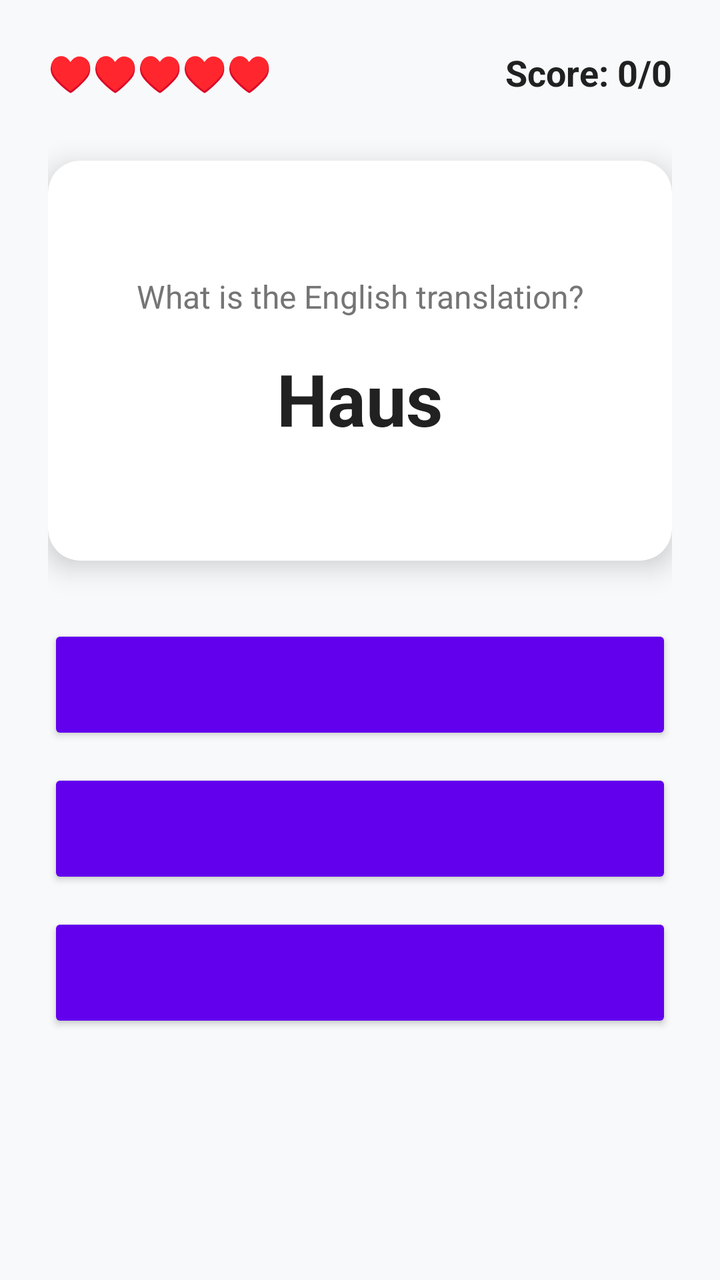
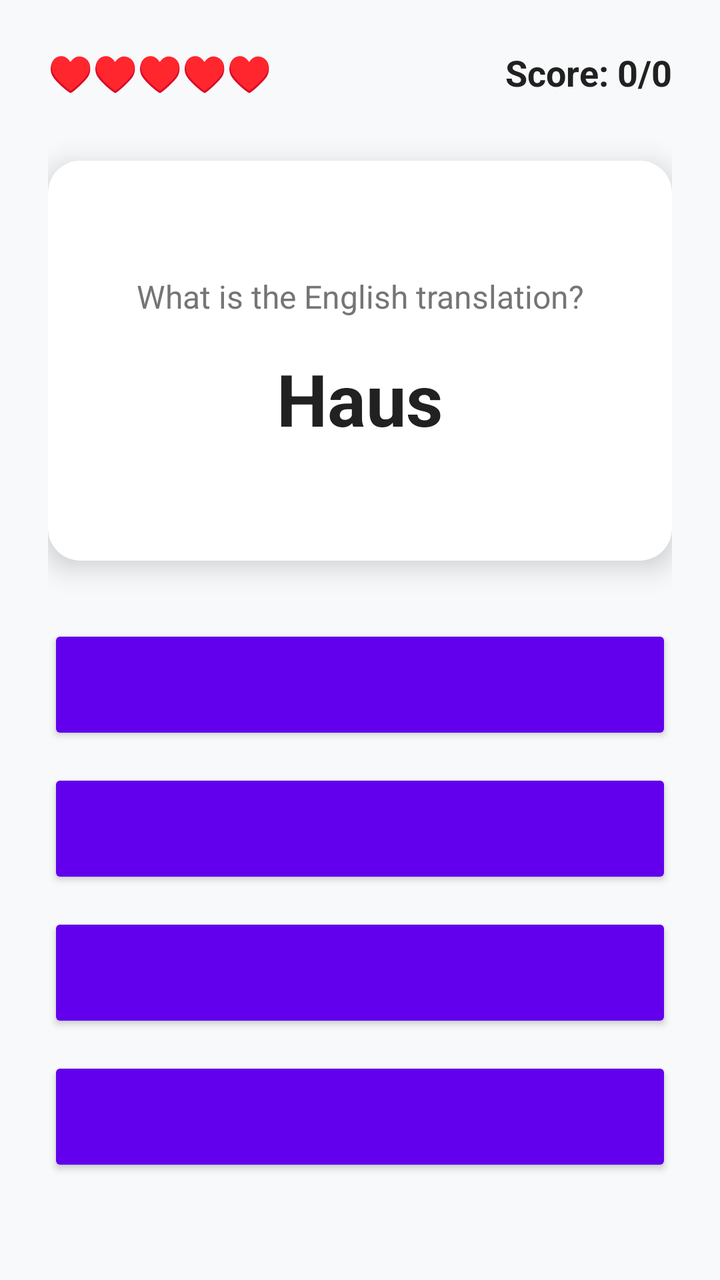

Two renders of the same Android screen: before a commit and after it. Below are the layout's source before the change and the commit's diff.
<!-- AndroidManifest.xml: application theme Theme.Germanicus -->
<!-- res/layout/fragment_translation_game.xml -->
<?xml version="1.0" encoding="utf-8"?>
<androidx.constraintlayout.widget.ConstraintLayout xmlns:android="http://schemas.android.com/apk/res/android"
    xmlns:app="http://schemas.android.com/apk/res-auto"
    android:layout_width="match_parent"
    android:layout_height="match_parent"
    android:background="@color/background_gradient"
    android:padding="24dp">

    <TextView
        android:id="@+id/scoreTextView"
        android:layout_width="wrap_content"
        android:layout_height="wrap_content"
        android:text="Score: 0/0"
        android:textSize="18sp"
        android:textColor="@color/primary_text"
        android:textStyle="bold"
        app:layout_constraintEnd_toEndOf="parent"
        app:layout_constraintTop_toTopOf="parent" />

    <TextView
        android:id="@+id/livesTextView"
        android:layout_width="wrap_content"
        android:layout_height="wrap_content"
        android:text="@string/lives_default"
        android:textSize="18sp"
        android:textColor="@color/primary_text"
        android:textStyle="bold"
        app:layout_constraintStart_toStartOf="parent"
        app:layout_constraintTop_toTopOf="parent" />

    <androidx.cardview.widget.CardView
        android:id="@+id/heartRewardCard"
        android:layout_width="wrap_content"
        android:layout_height="wrap_content"
        android:visibility="gone"
        app:cardBackgroundColor="@color/white"
        app:cardCornerRadius="12dp"
        app:cardElevation="8dp"
        app:layout_constraintEnd_toEndOf="parent"
        app:layout_constraintStart_toStartOf="parent"
        app:layout_constraintTop_toTopOf="parent">

        <TextView
            android:id="@+id/heartRewardTextView"
            android:layout_width="wrap_content"
            android:layout_height="wrap_content"
            android:paddingStart="16dp"
            android:paddingTop="10dp"
            android:paddingEnd="16dp"
            android:paddingBottom="10dp"
            android:text="@string/heart_added_banner"
            android:textColor="@color/primary_text"
            android:textSize="16sp"
            android:textStyle="bold" />

    </androidx.cardview.widget.CardView>

    <androidx.cardview.widget.CardView
        android:id="@+id/questionCard"
        android:layout_width="0dp"
        android:layout_height="200dp"
        android:layout_marginTop="32dp"
        app:cardCornerRadius="16dp"
        app:cardElevation="8dp"
        app:layout_constraintEnd_toEndOf="parent"
        app:layout_constraintStart_toStartOf="parent"
        app:layout_constraintTop_toBottomOf="@id/scoreTextView">

        <LinearLayout
            android:layout_width="match_parent"
            android:layout_height="match_parent"
            android:orientation="vertical"
            android:gravity="center"
            android:padding="24dp">

            <TextView
                android:id="@+id/questionPromptTextView"
                android:layout_width="wrap_content"
                android:layout_height="wrap_content"
                android:text="@string/what_translation"
                android:textSize="16sp"
                android:textColor="@color/secondary_text"
                android:gravity="center" />

            <TextView
                android:id="@+id/germanWordTextView"
                android:layout_width="wrap_content"
                android:layout_height="wrap_content"
                android:text="Haus"
                android:textSize="36sp"
                android:textStyle="bold"
                android:textColor="@color/primary_text"
                android:layout_marginTop="16dp"
                android:gravity="center" />

        </LinearLayout>

    </androidx.cardview.widget.CardView>

    <LinearLayout
        android:id="@+id/optionsLayout"
        android:layout_width="0dp"
        android:layout_height="wrap_content"
        android:layout_marginTop="32dp"
        android:orientation="vertical"
        app:layout_constraintEnd_toEndOf="parent"
        app:layout_constraintStart_toStartOf="parent"
        app:layout_constraintTop_toBottomOf="@id/questionCard">

        <Button
            android:id="@+id/optionOneButton"
            android:layout_width="match_parent"
            android:layout_height="60dp"
            android:textSize="18sp"
            android:textStyle="bold"
            android:backgroundTint="@color/primary_color"
            android:textColor="@android:color/white" />

        <Button
            android:id="@+id/optionTwoButton"
            android:layout_width="match_parent"
            android:layout_height="60dp"
            android:layout_marginTop="12dp"
            android:textSize="18sp"
            android:textStyle="bold"
            android:backgroundTint="@color/primary_color"
            android:textColor="@android:color/white" />

        <Button
            android:id="@+id/optionThreeButton"
            android:layout_width="match_parent"
            android:layout_height="60dp"
            android:layout_marginTop="12dp"
            android:textSize="18sp"
            android:textStyle="bold"
            android:backgroundTint="@color/primary_color"
            android:textColor="@android:color/white" />

    </LinearLayout>

    <androidx.cardview.widget.CardView
        android:id="@+id/resultCard"
        android:layout_width="0dp"
        android:layout_height="wrap_content"
        android:layout_marginTop="24dp"
        android:visibility="gone"
        app:cardCornerRadius="12dp"
        app:cardElevation="4dp"
        app:layout_constraintEnd_toEndOf="parent"
        app:layout_constraintStart_toStartOf="parent"
        app:layout_constraintTop_toBottomOf="@id/optionsLayout">

        <LinearLayout
            android:layout_width="match_parent"
            android:layout_height="wrap_content"
            android:orientation="vertical"
            android:padding="16dp">

            <TextView
                android:id="@+id/resultTextView"
                android:layout_width="wrap_content"
                android:layout_height="wrap_content"
                android:text="Correct!"
                android:textSize="18sp"
                android:textStyle="bold"
                android:gravity="center" />

            <TextView
                android:id="@+id/correctAnswerTextView"
                android:layout_width="wrap_content"
                android:layout_height="wrap_content"
                android:text="Correct answer: house"
                android:textSize="14sp"
                android:layout_marginTop="8dp"
                android:gravity="center" />

            <Button
                android:id="@+id/nextButton"
                android:layout_width="wrap_content"
                android:layout_height="wrap_content"
                android:text="@string/next"
                android:layout_gravity="center"
                android:layout_marginTop="12dp" />

        </LinearLayout>

    </androidx.cardview.widget.CardView>

</androidx.constraintlayout.widget.ConstraintLayout>
<!-- resources referenced by this layout -->
<resources>
  <color name="background_gradient">#FFF8F9FA</color>
  <color name="primary_color">#FF6200EE</color>
  <color name="primary_text">#FF212121</color>
  <color name="secondary_text">#FF757575</color>
  <color name="white">#FFFFFFFF</color>
  <string name="heart_added_banner">+1 ♥  Five correct in a row</string>
  <string name="lives_default">♥♥♥♥♥</string>
  <string name="next">Next</string>
  <string name="what_translation">What is the English translation?</string>
  <style name="Theme.Germanicus" parent="Theme.MaterialComponents.DayNight.DarkActionBar">
          
          <item name="colorPrimary">@color/purple_500</item>
          <item name="colorPrimaryVariant">@color/purple_700</item>
          <item name="colorOnPrimary">@color/white</item>
          
          <item name="colorSecondary">@color/teal_200</item>
          <item name="colorSecondaryVariant">@color/teal_700</item>
          <item name="colorOnSecondary">@color/black</item>
          
          <item name="android:statusBarColor">?attr/colorPrimaryVariant</item>
          
      </style>
  <color name="purple_500">#FF6200EE</color>
  <color name="purple_700">#FF3700B3</color>
  <color name="teal_200">#FF03DAC5</color>
  <color name="teal_700">#FF018786</color>
  <color name="black">#FF000000</color>
</resources>

<!-- the commit's change to res/layout/fragment_translation_game.xml (unified diff, before → after) -->
@@ -136,6 +136,16 @@
             android:backgroundTint="@color/primary_color"
             android:textColor="@android:color/white" />
 
+        <Button
+            android:id="@+id/optionFourButton"
+            android:layout_width="match_parent"
+            android:layout_height="60dp"
+            android:layout_marginTop="12dp"
+            android:textSize="18sp"
+            android:textStyle="bold"
+            android:backgroundTint="@color/primary_color"
+            android:textColor="@android:color/white" />
+
     </LinearLayout>
 
     <androidx.cardview.widget.CardView
